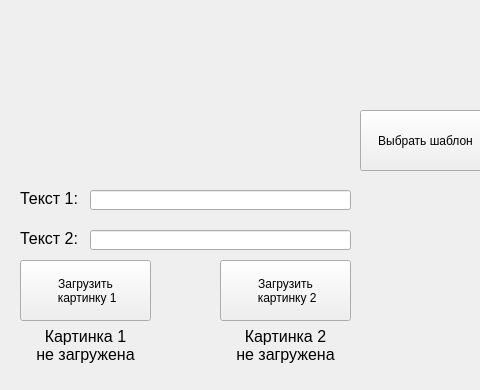
Above: MainScreen.ui from nelttjen/PyQT_project before the change; both pictures show x 0 to 480 and y 470 to 860 of the 1080 by 860 pixel window. Below: the same form after it.
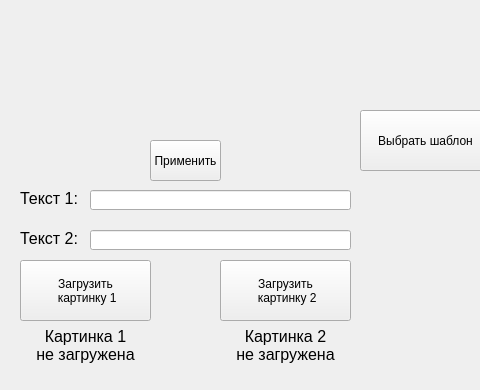
That is the form after the change.

Commit message: update with preview line1

The edit to the form file:
```diff
--- a/MainScreen.ui
+++ b/MainScreen.ui
@@ -243,6 +243,19 @@
      <set>Qt::AlignCenter</set>
     </property>
    </widget>
+   <widget class="QPushButton" name="btn_preview">
+    <property name="geometry">
+     <rect>
+      <x>150</x>
+      <y>610</y>
+      <width>71</width>
+      <height>41</height>
+     </rect>
+    </property>
+    <property name="text">
+     <string>Применить</string>
+    </property>
+   </widget>
   </widget>
  </widget>
  <resources/>
```
The commit also changes 16 other files.
